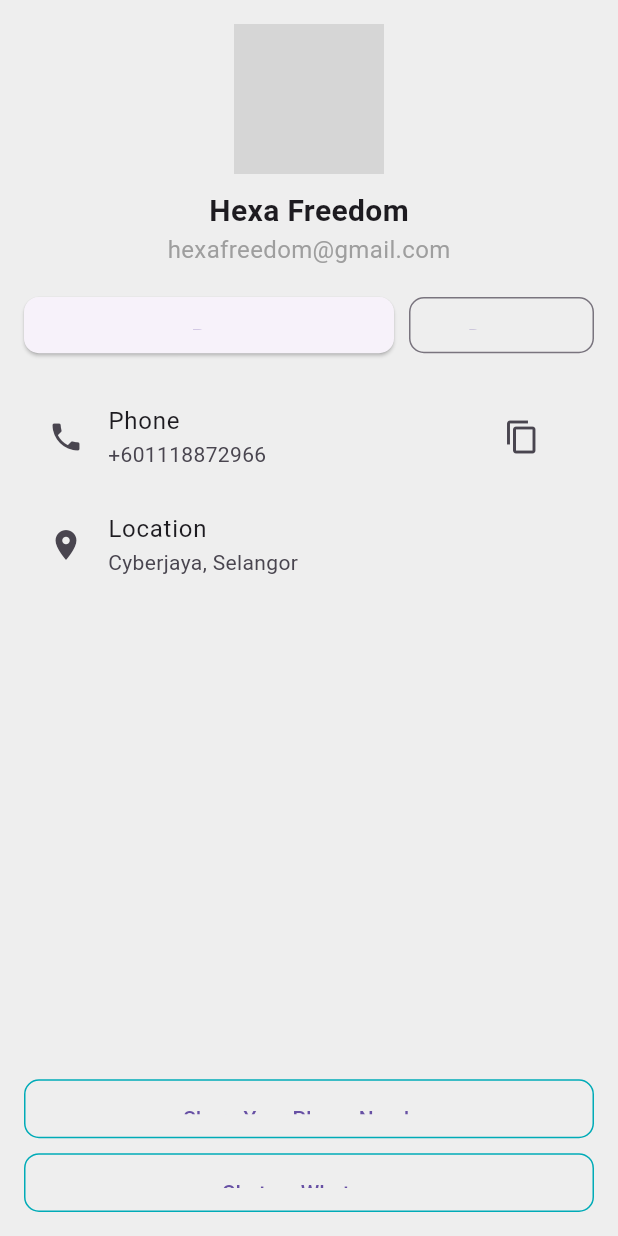
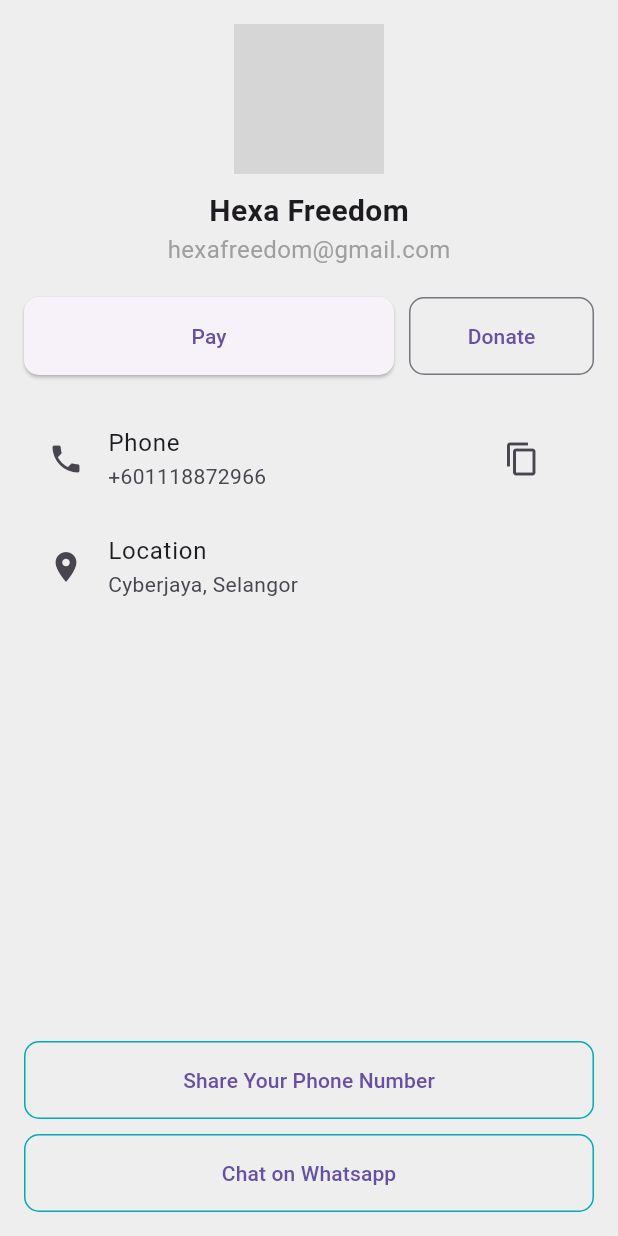
Before and after one commit to syam9/namecard, a Flutter app: the ProfilePage screen opened directly, on a phone screen of 412 x 824 dp. Run offline on Flutter 3.47's test engine with Material 3 defaults, Android fonts, the phone set to English and light mode, and no system bars; missing offline and left inert: dart:html; network calls fail; grey boxes are pictures that could not be loaded.

Commit message:
update 31

```diff
--- a/lib/main.dart
+++ b/lib/main.dart
@@ -77,7 +77,7 @@
         //   title: const Text("Hexa Freedom"),
         // ),
         appBar: PreferredSize(
-          preferredSize: Size.fromHeight(100), // Tinggi AppBar
+          preferredSize: Size.fromHeight(80), // Tinggi AppBar
           child: Stack(
             fit: StackFit.expand,
             children: [
--- a/lib/profile.dart
+++ b/lib/profile.dart
@@ -199,7 +199,6 @@ class _ProfilePageState extends State<ProfilePage> {
                 Expanded(
                   flex: 2,
                   child: Container(
-                    height: MediaQuery.of(context).size.height / 22,
                     child: ElevatedButton(
                       onPressed: () {
                         // Action untuk Pay
@@ -220,7 +219,6 @@ class _ProfilePageState extends State<ProfilePage> {
                 Expanded(
                   flex: 1,
                   child: Container(
-                    height: MediaQuery.of(context).size.height / 22,
                     child: OutlinedButton(
                       onPressed: () {
                         // Action untuk QRCode Payment
@@ -267,7 +265,6 @@ class _ProfilePageState extends State<ProfilePage> {
             Spacer(),
             Container(
               width: MediaQuery.of(context).size.width,
-              height: MediaQuery.of(context).size.height / 21,
               child: OutlinedButton(
                 style: OutlinedButton.styleFrom(
                   shape: RoundedRectangleBorder(
@@ -283,7 +280,6 @@ class _ProfilePageState extends State<ProfilePage> {
             SizedBox(height: 10),
             Container(
               width: MediaQuery.of(context).size.width,
-              height: MediaQuery.of(context).size.height / 21,
               child: OutlinedButton(
                 style: OutlinedButton.styleFrom(
                   shape: RoundedRectangleBorder(
```
Also changed, not shown: lib/home.dart (+56 -7 lines), 4 other files.
